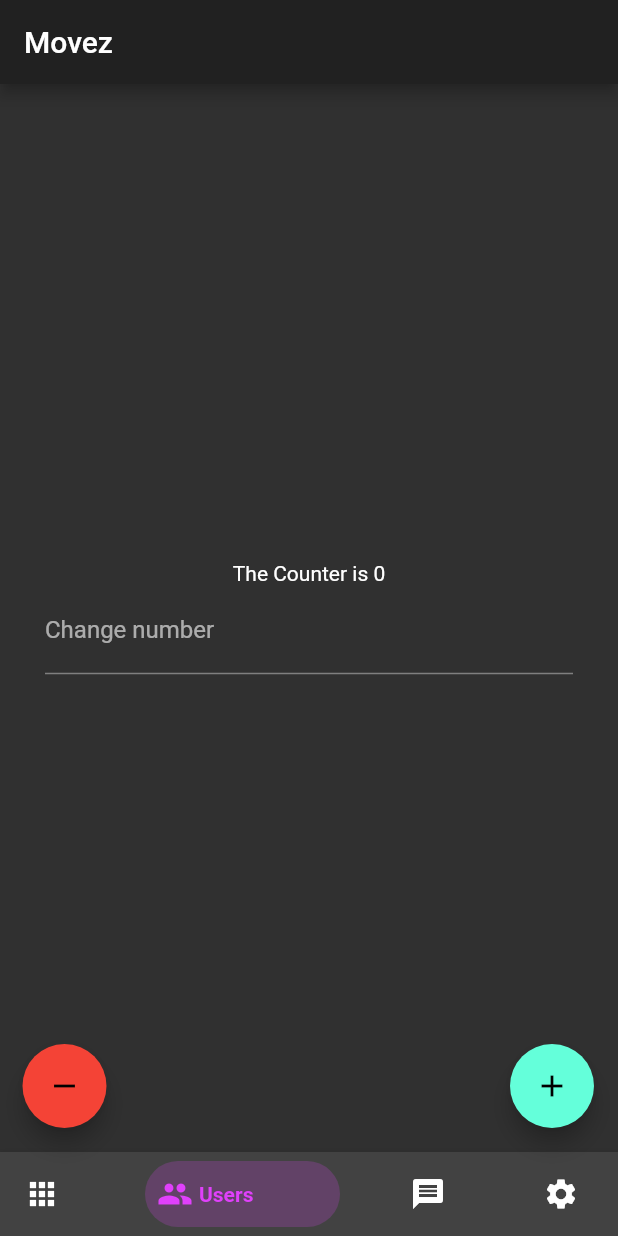
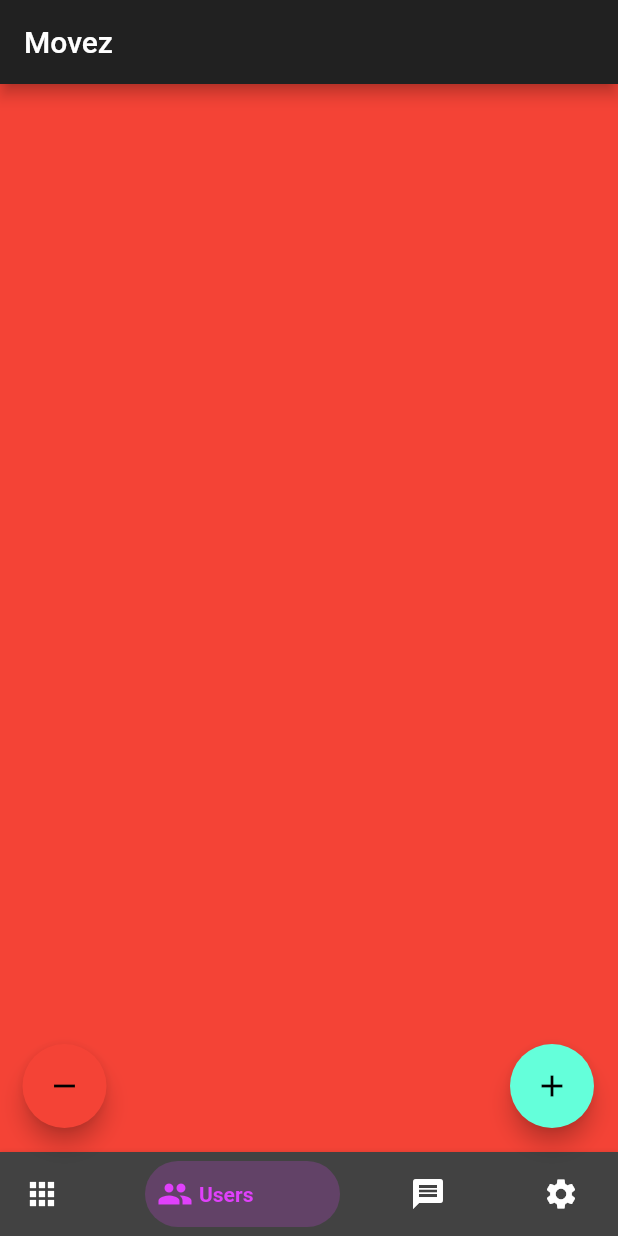
Before and after one commit to GregTrifan/movez, a Flutter app: the screen it shows after launch, item 2 of the bottom bar chosen, after a tap on the "add" icon, on a phone screen of 412 x 824 dp. Run offline on Flutter 3.47's test engine with Material 2 defaults, Android fonts, the phone set to English and light mode, and no system bars; drawn by our look-alikes of bottom_navy_bar.

Commit message:
🚧 Added a few views

```diff
--- /dev/null
+++ b/lib/Views/home.dart
@@ -0,0 +1,170 @@
+import 'package:bottom_navy_bar/bottom_navy_bar.dart';
+import 'package:flutter/material.dart';
+import 'package:flutter/rendering.dart';
+import 'package:flutter/services.dart';
+import 'settings.dart';
+
+class MyHomePage extends StatefulWidget {
+  MyHomePage({Key? key, required this.title}) : super(key: key);
+
+  // This widget is the home page of your application. It is stateful, meaning
+  // that it has a State object (defined below) that contains fields that affect
+  // how it looks.
+
+  // This class is the configuration for the state. It holds the values (in this
+  // case the title) provided by the parent (in this case the App widget) and
+  // used by the build method of the State. Fields in a Widget subclass are
+  // always marked "final".
+
+  final String title;
+
+  @override
+  _MyHomePageState createState() => _MyHomePageState();
+}
+
+class _MyHomePageState extends State<MyHomePage> {
+  int _counter = 0;
+  int _selectedIndex = 0;
+  final modController = TextEditingController();
+  PageController _pageController = PageController();
+
+  @override
+  void initState() {
+    super.initState();
+    _pageController = PageController();
+  }
+
+  @override
+  void dispose() {
+    _pageController.dispose();
+    modController.dispose();
+    super.dispose();
+  }
+
+  void _incrementCounter() {
+    setState(() {
+      // setState is somewhat similar to useState from React 16.8+
+      _counter += int.parse(modController.text);
+    });
+  }
+
+  void _decrementCounter() {
+    setState(() {
+      _counter -= int.parse(modController.text);
+    });
+  }
+
+  @override
+  Widget build(BuildContext context) {
+    // This method is rerun every time setState is called, for instance as done
+    // by the _incrementCounter method above.
+    //
+    // The Flutter framework has been optimized to make rerunning build methods
+    // fast, so that you can just rebuild anything that needs updating rather
+    // than having to individually change instances of widgets.
+    return Scaffold(
+        appBar: AppBar(
+          // Here we take the value from the MyHomePage object that was created by
+          // the App.build method, and use it to set our appbar title.
+          title: Text(widget.title),
+        ),
+        body: PageView(
+          allowImplicitScrolling: false,
+          controller: _pageController,
+          onPageChanged: (index) {
+            setState(() => _selectedIndex = index);
+          },
+          children: <Widget>[
+            Center(
+              // Center is a layout widget. It takes a single child and positions it
+              // in the middle of the parent.
+              child: Column(
+                mainAxisAlignment: MainAxisAlignment.center,
+                children: <Widget>[
+                  Text(
+                    'The Counter is $_counter',
+                  ),
+                  Padding(
+                    padding: EdgeInsets.only(right: 30, left: 30),
+                    child: TextField(
+                      decoration: InputDecoration(labelText: "Change number"),
+                      keyboardType: TextInputType.number,
+                      controller: modController,
+                      inputFormatters: <TextInputFormatter>[
+                        FilteringTextInputFormatter.digitsOnly
+                      ],
+                    ),
+                  )
+                ],
+              ),
+            ),
+            Container(
+              color: Colors.red,
+            ),
+            Container(
+              color: Colors.green,
+            ),
+            SettingsPage()
+          ],
+        ),
+        floatingActionButton: Stack(
+          children: <Widget>[
+            Padding(
+              padding: EdgeInsets.only(left: 31),
+              child: Align(
+                alignment: Alignment.bottomRight,
+                child: FloatingActionButton(
+                  onPressed: _incrementCounter,
+                  tooltip: 'Increment',
+                  child: Icon(Icons.add),
+                ),
+              ),
+            ),
+            Padding(
+              padding: EdgeInsets.only(left: 31),
+              child: Align(
+                alignment: Alignment.bottomLeft,
+                child: FloatingActionButton(
+                  onPressed: _decrementCounter,
+                  backgroundColor: Colors.red,
+                  tooltip: 'Decrement',
+                  child: Icon(Icons.remove),
+                ),
+              ),
+            )
+          ],
+        ),
+        bottomNavigationBar: BottomNavyBar(
+          selectedIndex: _selectedIndex,
+          showElevation: true, // use this to remove appBar's elevation
+          onItemSelected: (index) {
+            setState(() => _selectedIndex = index);
+            _pageController.jumpToPage(index);
+          },
+          items: [
+            BottomNavyBarItem(
+                icon: Icon(Icons.apps),
+                title: Text('Home'),
+                activeColor: Colors.red,
+                inactiveColor: Colors.white),
+            BottomNavyBarItem(
+                icon: Icon(Icons.people),
+                title: Text('Users'),
+                activeColor: Colors.purpleAccent,
+                inactiveColor: Colors.white),
+            BottomNavyBarItem(
+                icon: Icon(Icons.message),
+                title: Text('Messages'),
+                activeColor: Colors.pink,
+                inactiveColor: Colors.white),
+            BottomNavyBarItem(
+                icon: Icon(Icons.settings),
+                title: Text('Settings'),
+                activeColor: Colors.blue,
+                inactiveColor: Colors.white),
+          ],
+        )
+        // This trailing comma makes auto-formatting nicer for build methods.
+        );
+  }
+}
--- /dev/null
+++ b/lib/Views/settings.dart
@@ -0,0 +1,27 @@
+import 'package:flutter/material.dart';
+import 'package:flutter/rendering.dart';
+
+class SettingsPage extends StatelessWidget {
+  // This is a String for the sake of an example.
+  // You can use any type you want.
+  @override
+  Widget build(BuildContext context) {
+    return Scaffold(
+      body: Center(
+        child: Column(
+          mainAxisSize: MainAxisSize.min,
+          children: <Widget>[
+            Text(
+              'Second Page',
+              style: TextStyle(fontSize: 50),
+            ),
+            Text(
+              "Settings Page IDK",
+              style: TextStyle(fontSize: 20),
+            ),
+          ],
+        ),
+      ),
+    );
+  }
+}
--- a/lib/main.dart
+++ b/lib/main.dart
@@ -1,7 +1,6 @@
 import 'package:flutter/material.dart';
-import 'package:flutter/rendering.dart';
+import 'Views/home.dart';
 import 'package:flutter/services.dart';
-import 'package:bottom_navy_bar/bottom_navy_bar.dart';
 
 void main() {
   runApp(MyApp());
@@ -30,157 +29,3 @@ class MyApp extends StatelessWidget {
     );
   }
 }
-
-class MyHomePage extends StatefulWidget {
-  MyHomePage({Key? key, required this.title}) : super(key: key);
-
-  // This widget is the home page of your application. It is stateful, meaning
-  // that it has a State object (defined below) that contains fields that affect
-  // how it looks.
-
-  // This class is the configuration for the state. It holds the values (in this
-  // case the title) provided by the parent (in this case the App widget) and
-  // used by the build method of the State. Fields in a Widget subclass are
-  // always marked "final".
-
-  final String title;
-
-  @override
-  _MyHomePageState createState() => _MyHomePageState();
-}
-
-class _MyHomePageState extends State<MyHomePage> {
-  int _counter = 0;
-  int _selectedIndex = 0;
-  final modController = TextEditingController();
-  @override
-  void dispose() {
-    // Clean up the controller when the widget is disposed.
-    modController.dispose();
-    super.dispose();
-  }
-
-  void _incrementCounter() {
-    setState(() {
-      // setState is somewhat similar to useState from React 16.8+
-      _counter += int.parse(modController.text);
-    });
-  }
-
-  void _decrementCounter() {
-    setState(() {
-      _counter -= int.parse(modController.text);
-    });
-  }
-
-  @override
-  Widget build(BuildContext context) {
-    // This method is rerun every time setState is called, for instance as done
-    // by the _incrementCounter method above.
-    //
-    // The Flutter framework has been optimized to make rerunning build methods
-    // fast, so that you can just rebuild anything that needs updating rather
-    // than having to individually change instances of widgets.
-    return Scaffold(
-        appBar: AppBar(
-          // Here we take the value from the MyHomePage object that was created by
-          // the App.build method, and use it to set our appbar title.
-          title: Text(widget.title),
-        ),
-        body: Center(
-          // Center is a layout widget. It takes a single child and positions it
-          // in the middle of the parent.
-          child: Column(
-            // Column is also a layout widget. It takes a list of children and
-            // arranges them vertically. By default, it sizes itself to fit its
-            // children horizontally, and tries to be as tall as its parent.
-            //
-            // Invoke "debug painting" (press "p" in the console, choose the
-            // "Toggle Debug Paint" action from the Flutter Inspector in Android
-            // Studio, or the "Toggle Debug Paint" command in Visual Studio Code)
-            // to see the wireframe for each widget.
-            //
-            // Column has various properties to control how it sizes itself and
-            // how it positions its children. Here we use mainAxisAlignment to
-            // center the children vertically; the main axis here is the vertical
-            // axis because Columns are vertical (the cross axis would be
-            // horizontal).
-            mainAxisAlignment: MainAxisAlignment.center,
-            children: <Widget>[
-              Text(
-                'The Counter is $_counter',
-              ),
-              Padding(
-                padding: EdgeInsets.only(right: 30, left: 30),
-                child: TextField(
-                  decoration: InputDecoration(labelText: "Change number"),
-                  keyboardType: TextInputType.number,
-                  controller: modController,
-                  inputFormatters: <TextInputFormatter>[
-                    FilteringTextInputFormatter.digitsOnly
-                  ],
-                ),
-              )
-            ],
-          ),
-        ),
-        floatingActionButton: Stack(
-          children: <Widget>[
-            Padding(
-              padding: EdgeInsets.only(left: 31),
-              child: Align(
-                alignment: Alignment.bottomRight,
-                child: FloatingActionButton(
-                  onPressed: _incrementCounter,
-                  tooltip: 'Increment',
-                  child: Icon(Icons.add),
-                ),
-              ),
-            ),
-            Padding(
-              padding: EdgeInsets.only(left: 31),
-              child: Align(
-                alignment: Alignment.bottomLeft,
-                child: FloatingActionButton(
-                  onPressed: _decrementCounter,
-                  backgroundColor: Colors.red,
-                  tooltip: 'Decrement',
-                  child: Icon(Icons.remove),
-                ),
-              ),
-            )
-          ],
-        ),
-        bottomNavigationBar: BottomNavyBar(
-          selectedIndex: _selectedIndex,
-          showElevation: true, // use this to remove appBar's elevation
-          onItemSelected: (index) => setState(() {
-            _selectedIndex = index;
-          }),
-          items: [
-            BottomNavyBarItem(
-                icon: Icon(Icons.apps),
-                title: Text('Home'),
-                activeColor: Colors.red,
-                inactiveColor: Colors.white),
-            BottomNavyBarItem(
-                icon: Icon(Icons.people),
-                title: Text('Users'),
-                activeColor: Colors.purpleAccent,
-                inactiveColor: Colors.white),
-            BottomNavyBarItem(
-                icon: Icon(Icons.message),
-                title: Text('Messages'),
-                activeColor: Colors.pink,
-                inactiveColor: Colors.white),
-            BottomNavyBarItem(
-                icon: Icon(Icons.settings),
-                title: Text('Settings'),
-                activeColor: Colors.blue,
-                inactiveColor: Colors.white),
-          ],
-        )
-        // This trailing comma makes auto-formatting nicer for build methods.
-        );
-  }
-}
```
